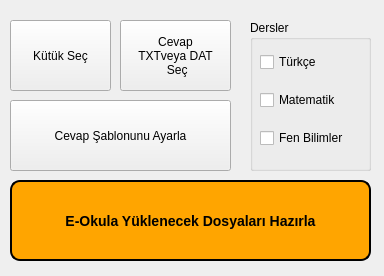
The window that Main.ui (electropsycho/ODMConverter) describes before a commit, drawn with Qt 5.
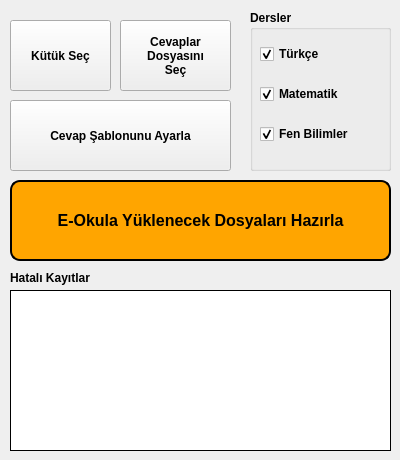
The same window after the commit. Icons and pictures are not drawn.

```diff
--- a/Main.ui
+++ b/Main.ui
@@ -6,10 +6,28 @@
    <rect>
     <x>0</x>
     <y>0</y>
-    <width>384</width>
-    <height>276</height>
+    <width>400</width>
+    <height>460</height>
    </rect>
   </property>
+  <property name="sizePolicy">
+   <sizepolicy hsizetype="Fixed" vsizetype="Fixed">
+    <horstretch>0</horstretch>
+    <verstretch>0</verstretch>
+   </sizepolicy>
+  </property>
+  <property name="minimumSize">
+   <size>
+    <width>400</width>
+    <height>460</height>
+   </size>
+  </property>
+  <property name="maximumSize">
+   <size>
+    <width>400</width>
+    <height>460</height>
+   </size>
+  </property>
   <property name="windowTitle">
    <string>ÖDM Dönüştürücü v1.0</string>
   </property>
@@ -30,6 +48,8 @@
     <property name="font">
      <font>
       <pointsize>9</pointsize>
+      <weight>75</weight>
+      <bold>true</bold>
      </font>
     </property>
     <property name="text">
@@ -48,33 +68,42 @@
     <property name="font">
      <font>
       <pointsize>9</pointsize>
+      <weight>75</weight>
+      <bold>true</bold>
      </font>
     </property>
     <property name="text">
-     <string>Cevap
-TXTveya DAT
- Seç</string>
+     <string>Cevaplar
+Dosyasını
+Seç</string>
     </property>
    </widget>
    <widget class="QGroupBox" name="groupBox">
     <property name="geometry">
      <rect>
       <x>250</x>
-      <y>20</y>
-      <width>121</width>
-      <height>151</height>
+      <y>10</y>
+      <width>141</width>
+      <height>161</height>
      </rect>
     </property>
+    <property name="font">
+     <font>
+      <pointsize>9</pointsize>
+      <weight>75</weight>
+      <bold>true</bold>
+     </font>
+    </property>
     <property name="title">
      <string>Dersler</string>
     </property>
-    <widget class="QWidget" name="">
+    <widget class="QWidget" name="layoutWidget">
      <property name="geometry">
       <rect>
        <x>10</x>
        <y>20</y>
-       <width>101</width>
-       <height>121</height>
+       <width>119</width>
+       <height>131</height>
       </rect>
      </property>
      <layout class="QVBoxLayout" name="verticalLayout">
@@ -83,6 +112,9 @@
         <property name="text">
          <string>Türkçe</string>
         </property>
+        <property name="checked">
+         <bool>true</bool>
+        </property>
        </widget>
       </item>
       <item>
@@ -90,6 +122,9 @@
         <property name="text">
          <string>Matematik</string>
         </property>
+        <property name="checked">
+         <bool>true</bool>
+        </property>
        </widget>
       </item>
       <item>
@@ -97,6 +132,9 @@
         <property name="text">
          <string>Fen Bilimler</string>
         </property>
+        <property name="checked">
+         <bool>true</bool>
+        </property>
        </widget>
       </item>
      </layout>
@@ -111,6 +149,13 @@
       <height>71</height>
      </rect>
     </property>
+    <property name="font">
+     <font>
+      <pointsize>9</pointsize>
+      <weight>75</weight>
+      <bold>true</bold>
+     </font>
+    </property>
     <property name="text">
      <string>Cevap Şablonunu Ayarla</string>
     </property>
@@ -120,7 +165,7 @@
      <rect>
       <x>10</x>
       <y>180</y>
-      <width>361</width>
+      <width>381</width>
       <height>81</height>
      </rect>
     </property>
@@ -139,7 +184,7 @@
     border-width: 2px;
     border-radius: 10px;
     border-color: black;
-    font: bold 14px;
+    font: bold 16px;
     min-width: 10em;
     padding: 6px;
 }
@@ -153,6 +198,60 @@
      <string>E-Okula Yüklenecek Dosyaları Hazırla</string>
     </property>
    </widget>
+   <widget class="QLabel" name="label">
+    <property name="geometry">
+     <rect>
+      <x>10</x>
+      <y>270</y>
+      <width>111</width>
+      <height>16</height>
+     </rect>
+    </property>
+    <property name="font">
+     <font>
+      <pointsize>9</pointsize>
+      <weight>75</weight>
+      <bold>true</bold>
+      <underline>false</underline>
+      <kerning>true</kerning>
+     </font>
+    </property>
+    <property name="text">
+     <string>Hatalı Kayıtlar</string>
+    </property>
+   </widget>
+   <widget class="QTextEdit" name="teHataliKayitlar">
+    <property name="geometry">
+     <rect>
+      <x>10</x>
+      <y>290</y>
+      <width>381</width>
+      <height>161</height>
+     </rect>
+    </property>
+    <property name="font">
+     <font>
+      <weight>75</weight>
+      <italic>true</italic>
+      <bold>true</bold>
+     </font>
+    </property>
+    <property name="frameShape">
+     <enum>QFrame::Box</enum>
+    </property>
+    <property name="frameShadow">
+     <enum>QFrame::Plain</enum>
+    </property>
+    <property name="sizeAdjustPolicy">
+     <enum>QAbstractScrollArea::AdjustToContentsOnFirstShow</enum>
+    </property>
+    <property name="autoFormatting">
+     <set>QTextEdit::AutoBulletList</set>
+    </property>
+    <property name="readOnly">
+     <bool>true</bool>
+    </property>
+   </widget>
   </widget>
  </widget>
  <resources/>
```
Left out of the diff: 9 changed lines with no effect on the pictures.
